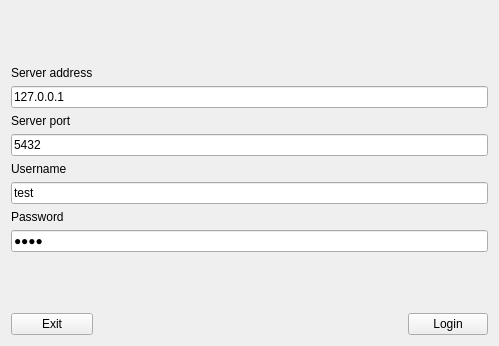
First picture: the form in matonet-admin/login_view.ui, repository Ssteevooh/AppProgrammingSteve, before the edit.
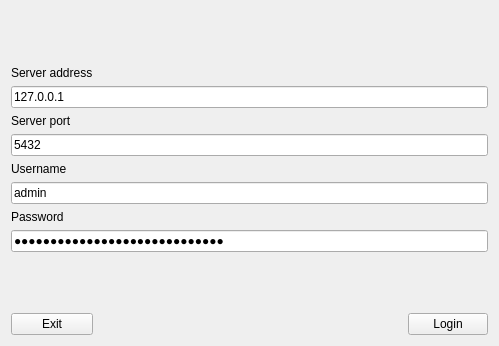
Second picture: the form after the edit.

Diff of the .ui file:
```diff
--- a/matonet-admin/login_view.ui
+++ b/matonet-admin/login_view.ui
@@ -17,7 +17,7 @@
    <item row="10" column="0" colspan="3">
     <widget class="QLineEdit" name="username_input">
      <property name="text">
-      <string>test</string>
+      <string>admin</string>
      </property>
      <property name="placeholderText">
       <string>username</string>
@@ -47,7 +47,7 @@
    <item row="12" column="0" colspan="3">
     <widget class="QLineEdit" name="password_input">
      <property name="text">
-      <string>test</string>
+      <string>super secret matonet password</string>
      </property>
      <property name="echoMode">
       <enum>QLineEdit::Password</enum>
```
